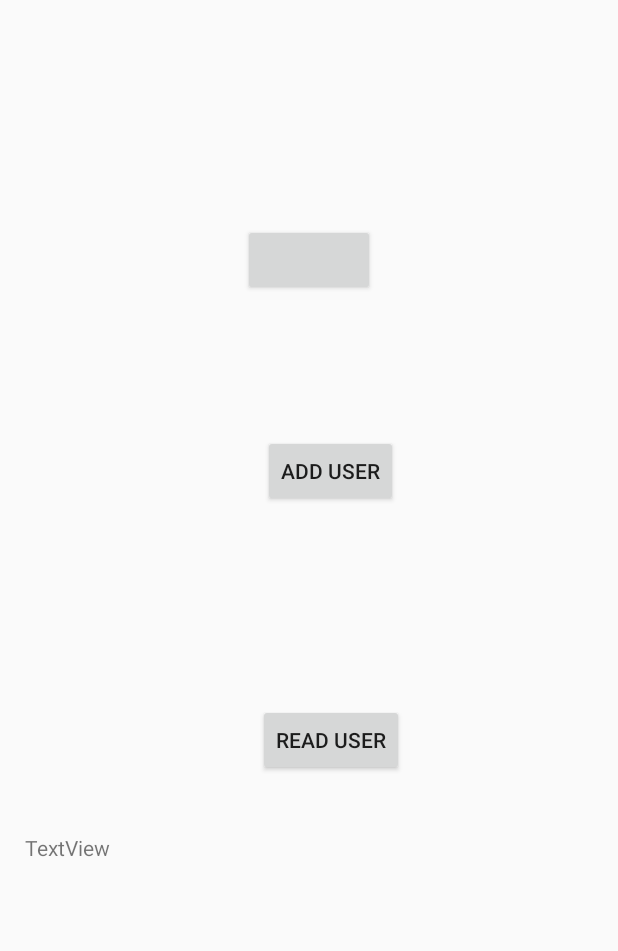
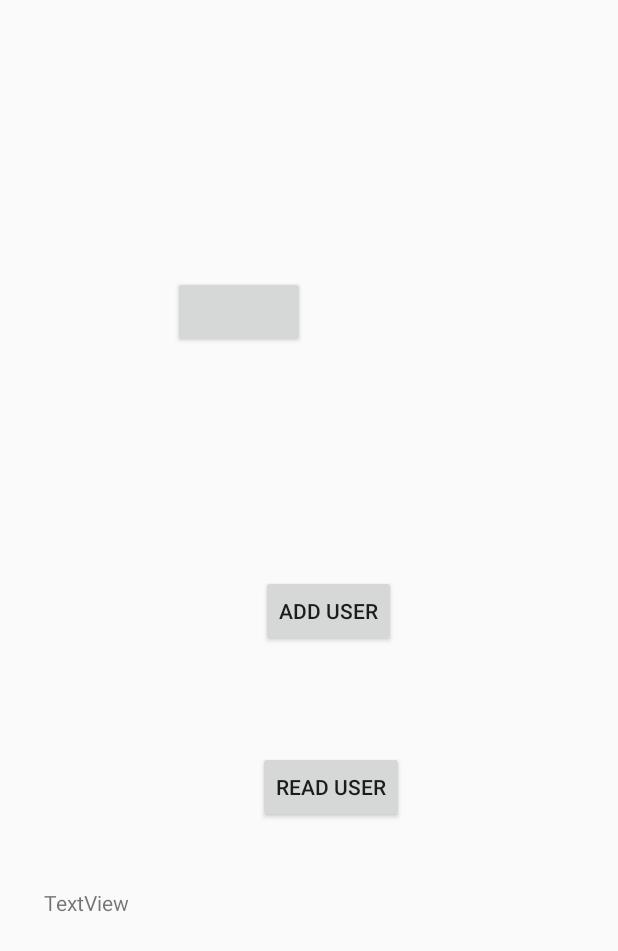
Before and after one commit to noareyenoar/firebase_test2, an Android app: the layout activity_main.xml on its own in the app's theme, with its tools: preview values and no code run, on a phone screen of 412 x 824 dp. Shown: the top 951 px of the screen. Run offline under Robolectric (Android 15) with nearby library versions, the phone set to English and light mode, and no system bars; plain views replace LoginButton.

Commit message:
Adding new FB_Login Activity

```diff
--- a/app/build.gradle
+++ b/app/build.gradle
@@ -32,8 +32,5 @@ dependencies {
     implementation 'com.facebook.android:facebook-login:[5,6)'
 
 
-
-
-
 }
 apply plugin: 'com.google.gms.google-services'
--- a/app/src/main/java/com/porducer/firebase_test2/Login.java
+++ b/app/src/main/java/com/porducer/firebase_test2/FBLogin.java
@@ -3,13 +3,11 @@ package com.porducer.firebase_test2;
 import android.support.v7.app.AppCompatActivity;
 import android.os.Bundle;
 
-public class Login extends AppCompatActivity {
+public class FBLogin extends AppCompatActivity {
 
     @Override
     protected void onCreate(Bundle savedInstanceState) {
         super.onCreate(savedInstanceState);
-        setContentView(R.layout.activity_login);
-
-
+        setContentView(R.layout.activity_fblogin);
     }
 }
--- a/app/src/main/res/layout/activity_main.xml
+++ b/app/src/main/res/layout/activity_main.xml
@@ -10,15 +10,15 @@
         android:id="@+id/button"
         android:layout_width="wrap_content"
         android:layout_height="wrap_content"
-        android:layout_marginStart="176dp"
-        android:layout_marginTop="279dp"
-        android:layout_marginEnd="147dp"
-        android:layout_marginBottom="60dp"
+        android:layout_marginStart="174dp"
+        android:layout_marginTop="172dp"
+        android:layout_marginEnd="148dp"
+        android:layout_marginBottom="9dp"
         android:text="Add user"
         app:layout_constraintBottom_toTopOf="@+id/button2"
         app:layout_constraintEnd_toEndOf="parent"
         app:layout_constraintStart_toStartOf="parent"
-        app:layout_constraintTop_toTopOf="parent" />
+        app:layout_constraintTop_toBottomOf="@+id/buttonFacebookLogin" />
 
     <Button
         android:id="@+id/button2"
@@ -36,8 +36,8 @@
 
     <TextView
         android:id="@+id/textView"
-        android:layout_width="374dp"
-        android:layout_height="242dp"
+        android:layout_width="353dp"
+        android:layout_height="50dp"
         android:layout_marginStart="16dp"
         android:layout_marginTop="23dp"
         android:layout_marginEnd="21dp"
@@ -45,8 +45,10 @@
         android:text="TextView"
         app:layout_constraintBottom_toBottomOf="parent"
         app:layout_constraintEnd_toEndOf="parent"
+        app:layout_constraintHorizontal_bias="0.619"
         app:layout_constraintStart_toStartOf="parent"
-        app:layout_constraintTop_toBottomOf="@+id/button2" />
+        app:layout_constraintTop_toBottomOf="@+id/button2"
+        app:layout_constraintVertical_bias="0.104" />
 
 
     <com.facebook.login.widget.LoginButton
@@ -55,9 +57,10 @@
         android:layout_height="wrap_content"
         android:layout_gravity="center_horizontal"
         android:layout_marginStart="115dp"
-        android:layout_marginTop="149dp"
+        android:layout_marginTop="184dp"
         android:layout_marginEnd="116dp"
         app:layout_constraintEnd_toEndOf="parent"
+        app:layout_constraintHorizontal_bias="0.0"
         app:layout_constraintStart_toStartOf="parent"
         app:layout_constraintTop_toTopOf="parent" />
 
```
Also changed, not shown: app/src/main/AndroidManifest.xml (+11 -9 lines), app/src/main/java/com/porducer/firebase_test2/MainActivity.java (+20 -61 lines), app/src/main/res/layout/activity_fblogin.xml (added, +9 -0 lines).
